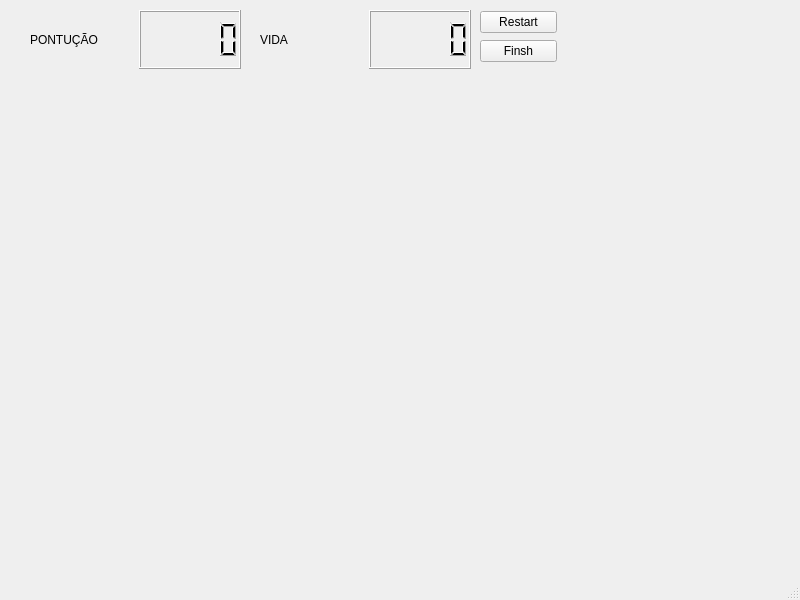
This is mainwindow.ui in jonah-code/TempoDeRea-aoSTR as Qt 5 draws it before an edit. The edited form follows.
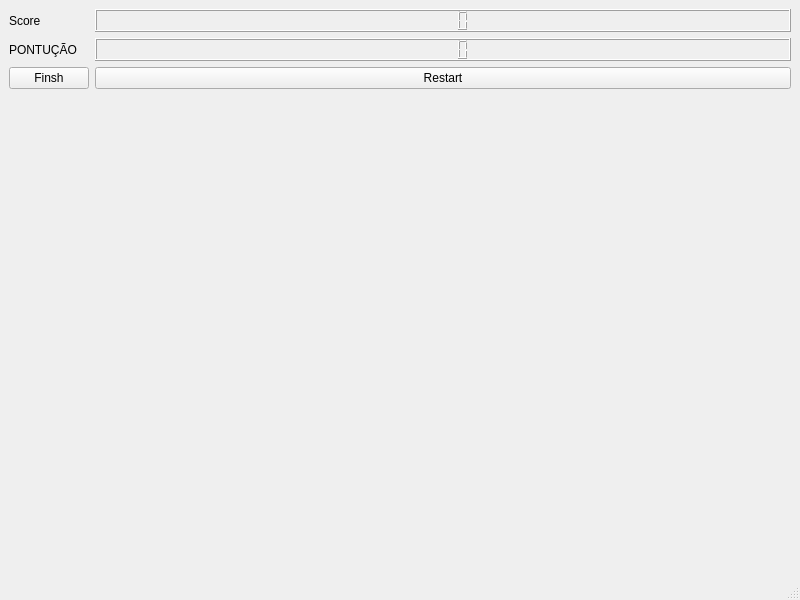
This is the edited form.

Commit message: Organizando Layout e Campo de jogo

Patch:
```diff
--- a/mainwindow.ui
+++ b/mainwindow.ui
@@ -17,43 +17,31 @@
    <bool>false</bool>
   </property>
   <widget class="QWidget" name="centralwidget">
-   <widget class="QWidget" name="layoutWidget">
-    <property name="geometry">
-     <rect>
-      <x>480</x>
-      <y>10</y>
-      <width>77</width>
-      <height>54</height>
-     </rect>
-    </property>
-    <layout class="QVBoxLayout" name="verticalLayout">
-     <item>
-      <widget class="QPushButton" name="pushButton">
+   <layout class="QFormLayout" name="formLayout">
+    <item row="0" column="0">
+     <widget class="QLabel" name="txt">
        <property name="text">
-        <string>Restart</string>
-       </property>
-      </widget>
-     </item>
-     <item>
-      <widget class="QPushButton" name="pushButton_2">
-       <property name="text">
-        <string>Finsh</string>
-       </property>
-      </widget>
-     </item>
-    </layout>
-   </widget>
-   <widget class="QWidget" name="layoutWidget_2">
-    <property name="geometry">
-     <rect>
-      <x>30</x>
-      <y>10</y>
-      <width>211</width>
-      <height>59</height>
-     </rect>
-    </property>
-    <layout class="QHBoxLayout" name="horizontalLayout_2">
-     <item>
+       <string>Score</string>
+      </property>
+      <property name="textFormat">
+       <enum>Qt::AutoText</enum>
+      </property>
+      <property name="margin">
+       <number>22</number>
+      </property>
+     </widget>
+    </item>
+    <item row="0" column="1">
+     <widget class="QLCDNumber" name="vida">
+      <property name="value" stdset="0">
+       <double>0.000000000000000</double>
+      </property>
+      <property name="intValue" stdset="0">
+       <number>0</number>
+      </property>
+     </widget>
+    </item>
+    <item row="1" column="0">
       <widget class="QLabel" name="label_2">
        <property name="text">
         <string>PONTUÇÃO</string>
@@ -66,76 +54,48 @@
        </property>
       </widget>
      </item>
-     <item>
+    <item row="1" column="1">
       <widget class="QLCDNumber" name="pontuacao">
        <property name="intValue" stdset="0">
         <number>0</number>
        </property>
       </widget>
      </item>
-    </layout>
-   </widget>
+    <item row="2" column="1">
+     <widget class="QPushButton" name="pushButton">
+      <property name="text">
+       <string>Restart</string>
+      </property>
+     </widget>
+    </item>
+    <item row="3" column="0">
    <widget class="QLabel" name="Tempo">
-    <property name="geometry">
-     <rect>
-      <x>570</x>
-      <y>10</y>
-      <width>151</width>
-      <height>81</height>
-     </rect>
-    </property>
     <property name="text">
      <string/>
     </property>
    </widget>
+    </item>
+    <item row="4" column="0">
    <widget class="QLabel" name="media">
-    <property name="geometry">
-     <rect>
-      <x>140</x>
-      <y>140</y>
-      <width>401</width>
-      <height>91</height>
-     </rect>
-    </property>
     <property name="text">
      <string/>
     </property>
    </widget>
-   <widget class="QWidget" name="">
-    <property name="geometry">
-     <rect>
-      <x>260</x>
-      <y>10</y>
-      <width>211</width>
-      <height>59</height>
-     </rect>
-    </property>
-    <layout class="QHBoxLayout" name="horizontalLayout">
-     <item>
-      <widget class="QLabel" name="txt">
+    </item>
+    <item row="5" column="0">
+     <layout class="QHBoxLayout" name="horizontalLayout_2"/>
+    </item>
+    <item row="7" column="0">
+     <layout class="QVBoxLayout" name="verticalLayout"/>
+    </item>
+    <item row="2" column="0">
+     <widget class="QPushButton" name="pushButton_2">
        <property name="text">
-        <string>VIDA</string>
-       </property>
-       <property name="textFormat">
-        <enum>Qt::AutoText</enum>
-       </property>
-       <property name="margin">
-        <number>22</number>
-       </property>
-      </widget>
-     </item>
-     <item>
-      <widget class="QLCDNumber" name="vida">
-       <property name="value" stdset="0">
-        <double>0.000000000000000</double>
-       </property>
-       <property name="intValue" stdset="0">
-        <number>0</number>
+       <string>Finsh</string>
        </property>
       </widget>
      </item>
     </layout>
-   </widget>
   </widget>
   <widget class="QMenuBar" name="menubar">
    <property name="geometry">
```
Left out of the diff: 8 changed lines with no effect on the pictures. Lines whose indentation alone changed are shown as unchanged. The commit also changes 2 other files.
